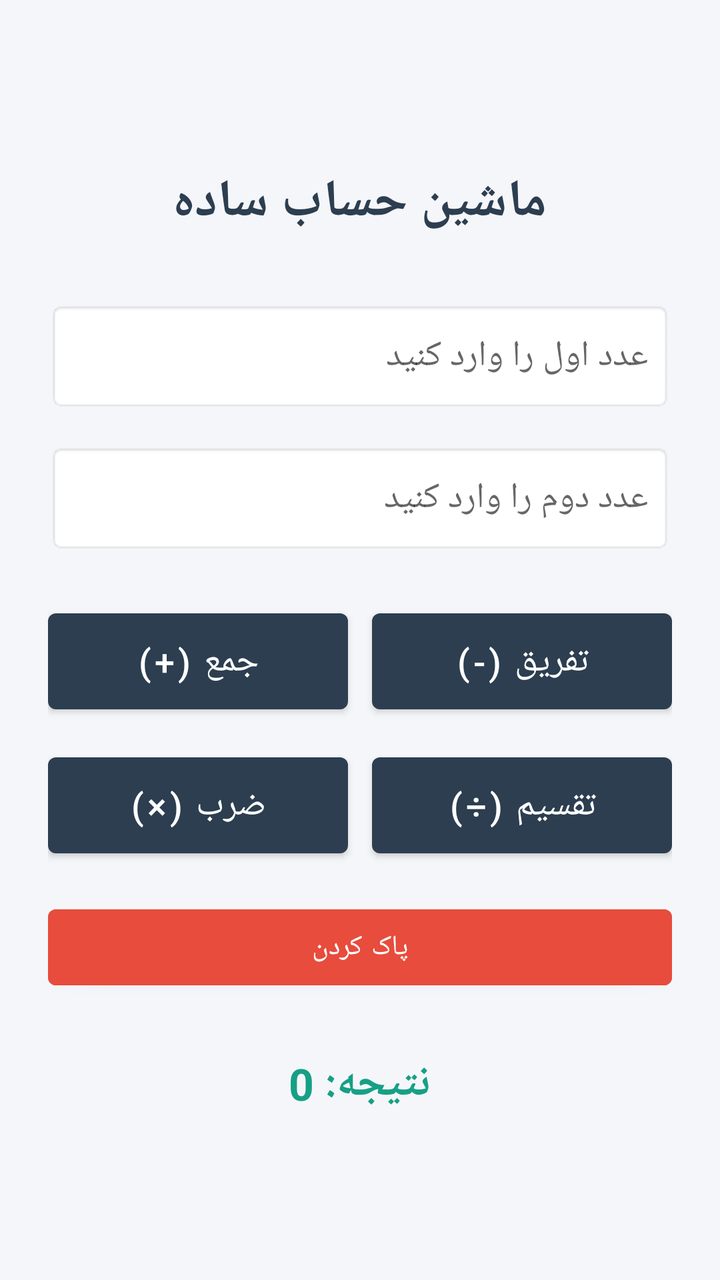
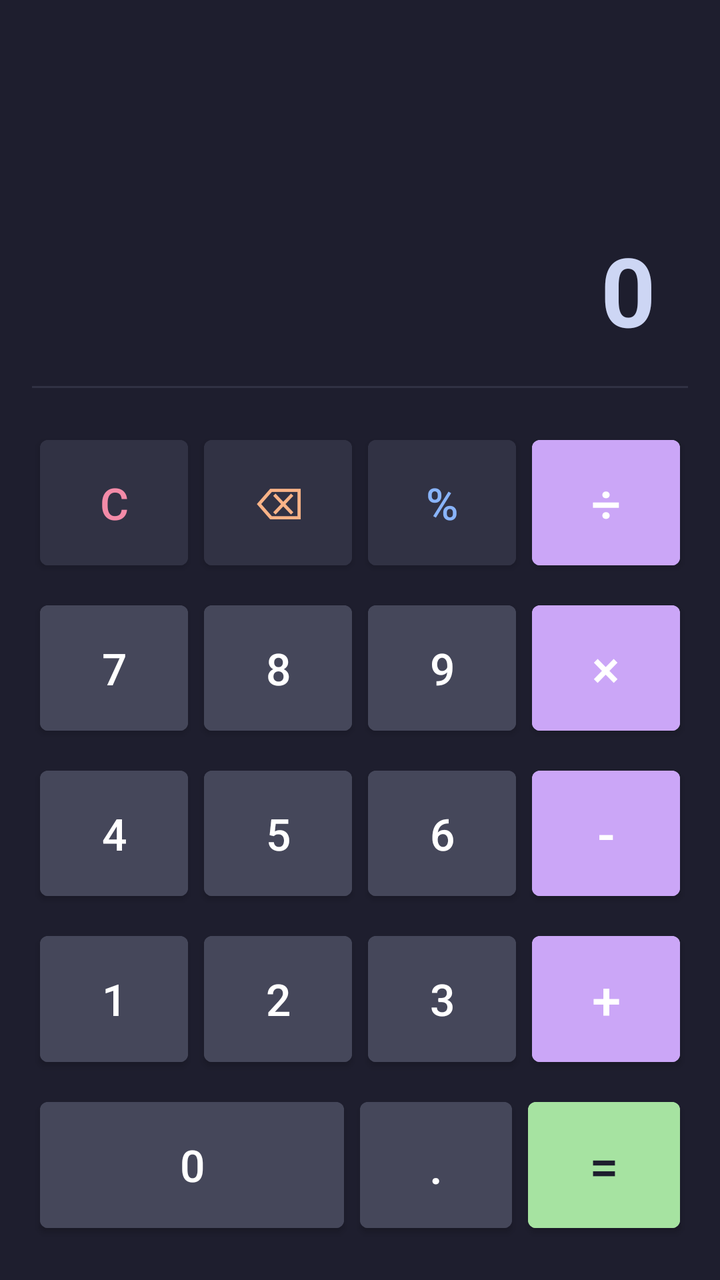

Before-and-after screenshots of an Android layout around one commit, followed by the original layout XML and the change that was made.
<!-- AndroidManifest.xml: application theme Theme.SimpleCalculator -->
<!-- res/layout/activity_main.xml -->
<?xml version="1.0" encoding="utf-8"?>
<LinearLayout xmlns:android="http://schemas.android.com/apk/res/android"
    android:layout_width="match_parent"
    android:layout_height="match_parent"
    android:orientation="vertical"
    android:padding="24dp"
    android:gravity="center"
    android:background="#F5F6FA">

    <TextView
        android:layout_width="wrap_content"
        android:layout_height="wrap_content"
        android:text="ماشین حساب ساده"
        android:textSize="26sp"
        android:textStyle="bold"
        android:textColor="#2C3E50"
        android:layout_marginBottom="32dp" />

    
    <EditText
        android:id="@+id/etFirstNumber"
        android:layout_width="match_parent"
        android:layout_height="55dp"
        android:hint="عدد اول را وارد کنید"
        android:inputType="numberDecimal|numberSigned"
        android:padding="12dp"
        android:background="@android:drawable/editbox_background"
        android:layout_marginBottom="16dp" />

    
    <EditText
        android:id="@+id/etSecondNumber"
        android:layout_width="match_parent"
        android:layout_height="55dp"
        android:hint="عدد دوم را وارد کنید"
        android:inputType="numberDecimal|numberSigned"
        android:padding="12dp"
        android:background="@android:drawable/editbox_background"
        android:layout_marginBottom="24dp" />

    
    <LinearLayout
        android:layout_width="match_parent"
        android:layout_height="wrap_content"
        android:orientation="horizontal"
        android:weightSum="2"
        android:layout_marginBottom="12dp">

        <Button
            android:id="@+id/btnAdd"
            android:layout_width="0dp"
            android:layout_height="60dp"
            android:layout_weight="1"
            android:text="جمع (+)"
            android:textSize="18sp"
            android:layout_marginEnd="6dp" />

        <Button
            android:id="@+id/btnSubtract"
            android:layout_width="0dp"
            android:layout_height="60dp"
            android:layout_weight="1"
            android:text="تفریق (-)"
            android:textSize="18sp"
            android:layout_marginStart="6dp" />
    </LinearLayout>

    
    <LinearLayout
        android:layout_width="match_parent"
        android:layout_height="wrap_content"
        android:orientation="horizontal"
        android:weightSum="2"
        android:layout_marginBottom="16dp">

        <Button
            android:id="@+id/btnMultiply"
            android:layout_width="0dp"
            android:layout_height="60dp"
            android:layout_weight="1"
            android:text="ضرب (×)"
            android:textSize="18sp"
            android:layout_marginEnd="6dp" />

        <Button
            android:id="@+id/btnDivide"
            android:layout_width="0dp"
            android:layout_height="60dp"
            android:layout_weight="1"
            android:text="تقسیم (÷)"
            android:textSize="18sp"
            android:layout_marginStart="6dp" />
    </LinearLayout>

    
    <Button
        android:id="@+id/btnClear"
        android:layout_width="match_parent"
        android:layout_height="50dp"
        android:text="پاک کردن"
        android:backgroundTint="#E74C3C"
        android:layout_marginBottom="28dp" />

    
    <TextView
        android:id="@+id/tvResult"
        android:layout_width="wrap_content"
        android:layout_height="wrap_content"
        android:text="نتیجه: 0"
        android:textSize="22sp"
        android:textStyle="bold"
        android:textColor="#16A085" />

</LinearLayout>
<!-- resources referenced by this layout -->
<resources>
  <style name="Theme.SimpleCalculator" parent="Theme.MaterialComponents.DayNight.DarkActionBar">
          <item name="colorPrimary">@color/primary</item>
          <item name="colorPrimaryVariant">@color/primary</item>
          <item name="colorOnPrimary">@color/white</item>
          <item name="colorSecondary">@color/accent</item>
          <item name="colorSecondaryVariant">@color/accent</item>
          <item name="colorOnSecondary">@color/white</item>
      </style>
  <color name="primary">#2C3E50</color>
  <color name="white">#FFFFFFFF</color>
  <color name="accent">#16A085</color>
</resources>

<!-- the commit's change to res/layout/activity_main.xml (unified diff, before → after) -->
@@ -3,112 +3,312 @@
     android:layout_width="match_parent"
     android:layout_height="match_parent"
     android:orientation="vertical"
-    android:padding="24dp"
-    android:gravity="center"
-    android:background="#F5F6FA">
-
-    <TextView
-        android:layout_width="wrap_content"
-        android:layout_height="wrap_content"
-        android:text="ماشین حساب ساده"
-        android:textSize="26sp"
-        android:textStyle="bold"
-        android:textColor="#2C3E50"
-        android:layout_marginBottom="32dp" />
-
-    
-    <EditText
-        android:id="@+id/etFirstNumber"
-        android:layout_width="match_parent"
-        android:layout_height="55dp"
-        android:hint="عدد اول را وارد کنید"
-        android:inputType="numberDecimal|numberSigned"
-        android:padding="12dp"
-        android:background="@android:drawable/editbox_background"
-        android:layout_marginBottom="16dp" />
-
-    
-    <EditText
-        android:id="@+id/etSecondNumber"
-        android:layout_width="match_parent"
-        android:layout_height="55dp"
-        android:hint="عدد دوم را وارد کنید"
-        android:inputType="numberDecimal|numberSigned"
-        android:padding="12dp"
-        android:background="@android:drawable/editbox_background"
-        android:layout_marginBottom="24dp" />
+    android:background="#1E1E2E"
+    android:padding="16dp">
 
     
     <LinearLayout
         android:layout_width="match_parent"
-        android:layout_height="wrap_content"
-        android:orientation="horizontal"
-        android:weightSum="2"
-        android:layout_marginBottom="12dp">
-
-        <Button
-            android:id="@+id/btnAdd"
-            android:layout_width="0dp"
-            android:layout_height="60dp"
-            android:layout_weight="1"
-            android:text="جمع (+)"
-            android:textSize="18sp"
-            android:layout_marginEnd="6dp" />
-
-        <Button
-            android:id="@+id/btnSubtract"
-            android:layout_width="0dp"
-            android:layout_height="60dp"
-            android:layout_weight="1"
-            android:text="تفریق (-)"
-            android:textSize="18sp"
-            android:layout_marginStart="6dp" />
+        android:layout_height="0dp"
+        android:layout_weight="1.2"
+        android:orientation="vertical"
+        android:gravity="bottom|end"
+        android:padding="16dp">
+
+        
+        <TextView
+            android:id="@+id/tvExpression"
+            android:layout_width="wrap_content"
+            android:layout_height="wrap_content"
+            android:text=""
+            android:textColor="#A6ADC8"
+            android:textSize="22sp"
+            android:maxLines="1"
+            android:layout_marginBottom="8dp" />
+
+        
+        <TextView
+            android:id="@+id/tvDisplay"
+            android:layout_width="wrap_content"
+            android:layout_height="wrap_content"
+            android:text="0"
+            android:textColor="#CDD6F4"
+            android:textSize="48sp"
+            android:textStyle="bold"
+            android:maxLines="1" />
     </LinearLayout>
+
+    
+    <View
+        android:layout_width="match_parent"
+        android:layout_height="1dp"
+        android:background="#313244"
+        android:layout_marginBottom="16dp" />
 
     
     <LinearLayout
         android:layout_width="match_parent"
-        android:layout_height="wrap_content"
-        android:orientation="horizontal"
-        android:weightSum="2"
-        android:layout_marginBottom="16dp">
-
-        <Button
-            android:id="@+id/btnMultiply"
-            android:layout_width="0dp"
-            android:layout_height="60dp"
-            android:layout_weight="1"
-            android:text="ضرب (×)"
-            android:textSize="18sp"
-            android:layout_marginEnd="6dp" />
-
-        <Button
-            android:id="@+id/btnDivide"
-            android:layout_width="0dp"
-            android:layout_height="60dp"
-            android:layout_weight="1"
-            android:text="تقسیم (÷)"
-            android:textSize="18sp"
-            android:layout_marginStart="6dp" />
+        android:layout_height="0dp"
+        android:layout_weight="2.8"
+        android:orientation="vertical">
+
+        
+        <LinearLayout
+            android:layout_width="match_parent"
+            android:layout_height="0dp"
+            android:layout_weight="1"
+            android:orientation="horizontal">
+
+            <Button
+                android:id="@+id/btnC"
+                style="@style/Widget.MaterialComponents.Button"
+                android:layout_width="0dp"
+                android:layout_height="match_parent"
+                android:layout_weight="1"
+                android:layout_margin="4dp"
+                android:text="C"
+                android:textSize="22sp"
+                android:textColor="#F38BA8"
+                android:backgroundTint="#313244" />
+
+            <Button
+                android:id="@+id/btnDelete"
+                style="@style/Widget.MaterialComponents.Button"
+                android:layout_width="0dp"
+                android:layout_height="match_parent"
+                android:layout_weight="1"
+                android:layout_margin="4dp"
+                android:text="⌫"
+                android:textSize="22sp"
+                android:textColor="#FAB387"
+                android:backgroundTint="#313244" />
+
+            <Button
+                android:id="@+id/btnPercent"
+                style="@style/Widget.MaterialComponents.Button"
+                android:layout_width="0dp"
+                android:layout_height="match_parent"
+                android:layout_weight="1"
+                android:layout_margin="4dp"
+                android:text="%"
+                android:textSize="22sp"
+                android:textColor="#89B4FA"
+                android:backgroundTint="#313244" />
+
+            <Button
+                android:id="@+id/btnDivide"
+                style="@style/Widget.MaterialComponents.Button"
+                android:layout_width="0dp"
+                android:layout_height="match_parent"
+                android:layout_weight="1"
+                android:layout_margin="4dp"
+                android:text="÷"
+                android:textSize="26sp"
+                android:textColor="#FFFFFF"
+                android:backgroundTint="#CBA6F7" />
+        </LinearLayout>
+
+        
+        <LinearLayout
+            android:layout_width="match_parent"
+            android:layout_height="0dp"
+            android:layout_weight="1"
+            android:orientation="horizontal">
+
+            <Button
+                android:id="@+id/btn7"
+                style="@style/Widget.MaterialComponents.Button"
+                android:layout_width="0dp"
+                android:layout_height="match_parent"
+                android:layout_weight="1"
+                android:layout_margin="4dp"
+                android:text="7"
+                android:textSize="22sp"
+                android:backgroundTint="#45475A" />
+
+            <Button
+                android:id="@+id/btn8"
+                style="@style/Widget.MaterialComponents.Button"
+                android:layout_width="0dp"
+                android:layout_height="match_parent"
+                android:layout_weight="1"
+                android:layout_margin="4dp"
+                android:text="8"
+                android:textSize="22sp"
+                android:backgroundTint="#45475A" />
+
+            <Button
+                android:id="@+id/btn9"
+                style="@style/Widget.MaterialComponents.Button"
+                android:layout_width="0dp"
+                android:layout_height="match_parent"
+                android:layout_weight="1"
+                android:layout_margin="4dp"
+                android:text="9"
+                android:textSize="22sp"
+                android:backgroundTint="#45475A" />
+
+            <Button
+                android:id="@+id/btnMultiply"
+                style="@style/Widget.MaterialComponents.Button"
+                android:layout_width="0dp"
+                android:layout_height="match_parent"
+                android:layout_weight="1"
+                android:layout_margin="4dp"
+                android:text="×"
+                android:textSize="26sp"
+                android:textColor="#FFFFFF"
+                android:backgroundTint="#CBA6F7" />
+        </LinearLayout>
+
+        
+        <LinearLayout
+            android:layout_width="match_parent"
+            android:layout_height="0dp"
+            android:layout_weight="1"
+            android:orientation="horizontal">
+
+            <Button
+                android:id="@+id/btn4"
+                style="@style/Widget.MaterialComponents.Button"
+                android:layout_width="0dp"
+                android:layout_height="match_parent"
+                android:layout_weight="1"
+                android:layout_margin="4dp"
+                android:text="4"
+                android:textSize="22sp"
+                android:backgroundTint="#45475A" />
+
+            <Button
+                android:id="@+id/btn5"
+                style="@style/Widget.MaterialComponents.Button"
+                android:layout_width="0dp"
+                android:layout_height="match_parent"
+                android:layout_weight="1"
+                android:layout_margin="4dp"
+                android:text="5"
+                android:textSize="22sp"
+                android:backgroundTint="#45475A" />
+
+            <Button
+                android:id="@+id/btn6"
+                style="@style/Widget.MaterialComponents.Button"
+                android:layout_width="0dp"
+                android:layout_height="match_parent"
+                android:layout_weight="1"
+                android:layout_margin="4dp"
+                android:text="6"
+                android:textSize="22sp"
+                android:backgroundTint="#45475A" />
+
+            <Button
+                android:id="@+id/btnSubtract"
+                style="@style/Widget.MaterialComponents.Button"
+                android:layout_width="0dp"
+                android:layout_height="match_parent"
+                android:layout_weight="1"
+                android:layout_margin="4dp"
+                android:text="-"
+                android:textSize="26sp"
+                android:textColor="#FFFFFF"
+                android:backgroundTint="#CBA6F7" />
+        </LinearLayout>
+
+        
+        <LinearLayout
+            android:layout_width="match_parent"
+            android:layout_height="0dp"
+            android:layout_weight="1"
+            android:orientation="horizontal">
+
+            <Button
+                android:id="@+id/btn1"
+                style="@style/Widget.MaterialComponents.Button"
+                android:layout_width="0dp"
+                android:layout_height="match_parent"
+                android:layout_weight="1"
+                android:layout_margin="4dp"
+                android:text="1"
+                android:textSize="22sp"
+                android:backgroundTint="#45475A" />
+
+            <Button
+                android:id="@+id/btn2"
+                style="@style/Widget.MaterialComponents.Button"
+                android:layout_width="0dp"
+                android:layout_height="match_parent"
+                android:layout_weight="1"
+                android:layout_margin="4dp"
+                android:text="2"
+                android:textSize="22sp"
+                android:backgroundTint="#45475A" />
+
+            <Button
+                android:id="@+id/btn3"
+                style="@style/Widget.MaterialComponents.Button"
+                android:layout_width="0dp"
+                android:layout_height="match_parent"
+                android:layout_weight="1"
+                android:layout_margin="4dp"
+                android:text="3"
+                android:textSize="22sp"
+                android:backgroundTint="#45475A" />
+
+            <Button
+                android:id="@+id/btnAdd"
+                style="@style/Widget.MaterialComponents.Button"
+                android:layout_width="0dp"
+                android:layout_height="match_parent"
+                android:layout_weight="1"
+                android:layout_margin="4dp"
+                android:text="+"
+                android:textSize="26sp"
+                android:textColor="#FFFFFF"
+                android:backgroundTint="#CBA6F7" />
+        </LinearLayout>
+
+        
+        <LinearLayout
+            android:layout_width="match_parent"
+            android:layout_height="0dp"
+            android:layout_weight="1"
+            android:orientation="horizontal">
+
+            <Button
+                android:id="@+id/btn0"
+                style="@style/Widget.MaterialComponents.Button"
+                android:layout_width="0dp"
+                android:layout_height="match_parent"
+                android:layout_weight="2"
+                android:layout_margin="4dp"
+                android:text="0"
+                android:textSize="22sp"
+                android:backgroundTint="#45475A" />
+
+            <Button
+                android:id="@+id/btnDot"
+                style="@style/Widget.MaterialComponents.Button"
+                android:layout_width="0dp"
+                android:layout_height="match_parent"
+                android:layout_weight="1"
+                android:layout_margin="4dp"
+                android:text="."
+                android:textSize="24sp"
+                android:backgroundTint="#45475A" />
+
+            <Button
+                android:id="@+id/btnEquals"
+                style="@style/Widget.MaterialComponents.Button"
+                android:layout_width="0dp"
+                android:layout_height="match_parent"
+                android:layout_weight="1"
+                android:layout_margin="4dp"
+                android:text="="
+                android:textSize="26sp"
+                android:textColor="#1E1E2E"
+                android:backgroundTint="#A6E3A1" />
+        </LinearLayout>
+
     </LinearLayout>
 
-    
-    <Button
-        android:id="@+id/btnClear"
-        android:layout_width="match_parent"
-        android:layout_height="50dp"
-        android:text="پاک کردن"
-        android:backgroundTint="#E74C3C"
-        android:layout_marginBottom="28dp" />
-
-    
-    <TextView
-        android:id="@+id/tvResult"
-        android:layout_width="wrap_content"
-        android:layout_height="wrap_content"
-        android:text="نتیجه: 0"
-        android:textSize="22sp"
-        android:textStyle="bold"
-        android:textColor="#16A085" />
-
 </LinearLayout>
